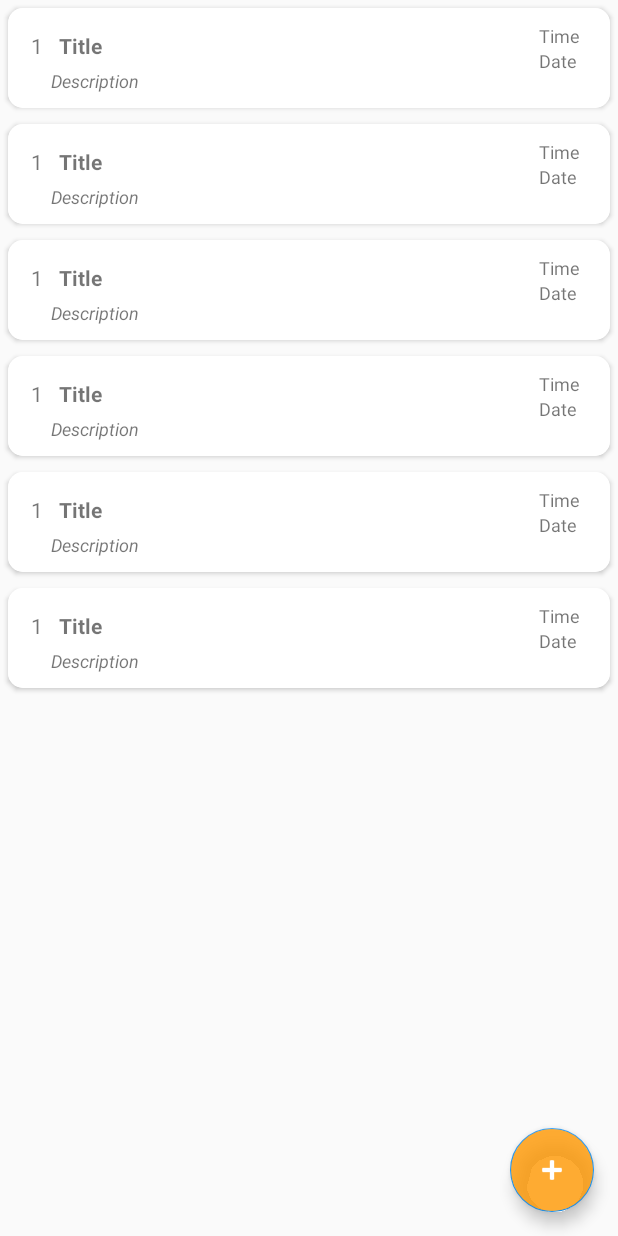
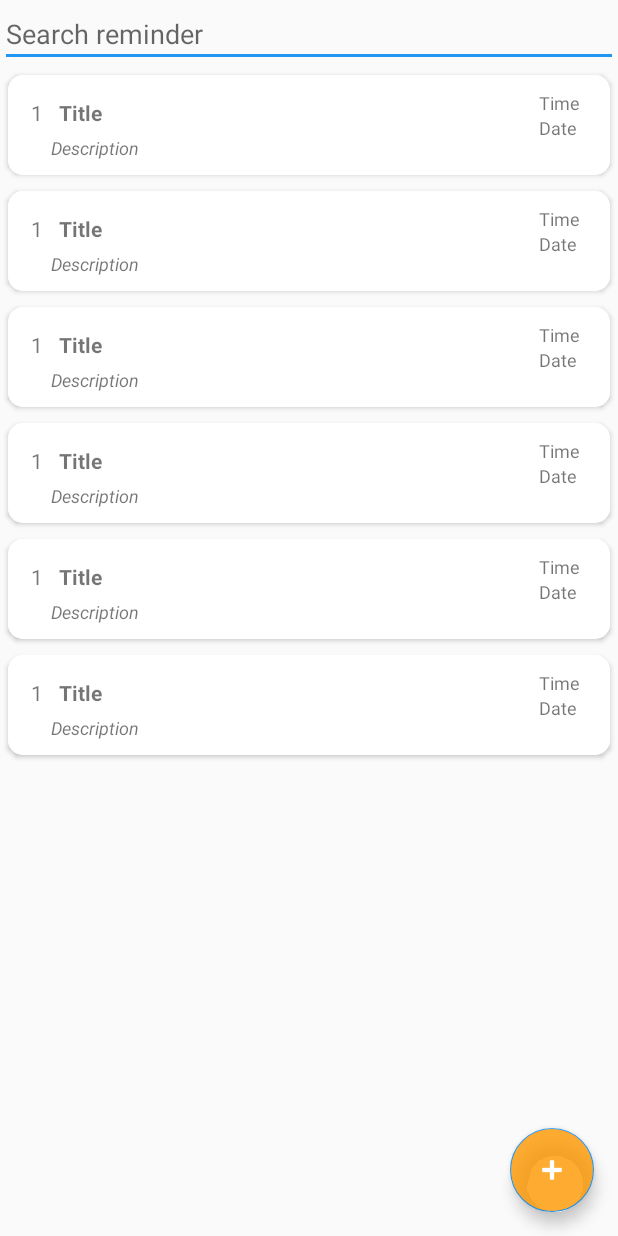
Before and after one commit to snehamadda/android-kotlin-reminder, an Android app: the layout activity_main.xml on its own in the app's theme, with its tools: preview values and no code run, on a phone screen of 412 x 824 dp. Run offline under Robolectric (Android 15) with nearby library versions, the light colour scheme and no system bars.

Commit message:
Add search reminders

```diff
--- a/app/src/main/java/com/geeklabs/remindme/models/Reminder.kt
+++ b/app/src/main/java/com/geeklabs/remindme/models/Reminder.kt
@@ -3,7 +3,7 @@ package com.geeklabs.remindme.models
 import java.io.Serializable
 
 data class Reminder(
-    var id: Int = 0,
+    var id: Long = 0,
     var title: String = " ",
     var description: String = " ",
     var time: String = " ",
--- a/app/src/main/java/com/geeklabs/remindme/services/ReminderService.kt
+++ b/app/src/main/java/com/geeklabs/remindme/services/ReminderService.kt
@@ -60,7 +60,7 @@ class ReminderService : Service() {
 
         Log.d("ReminderService", "showAlarmNotification called")
 
-        createNotificationChannel(reminder.id)
+        createNotificationChannel(reminder.id.toInt())
         // build notification
         val builder = NotificationCompat.Builder(this, reminder.id.toString())
             .setSmallIcon(R.drawable.remind_me_logo) //set icon for notification
@@ -84,7 +84,7 @@ class ReminderService : Service() {
 
         // Add as notification
         val manager = getSystemService(Context.NOTIFICATION_SERVICE) as NotificationManager
-        manager.notify(reminder.id, notification)
+        manager.notify(reminder.id.toInt(), notification)
 
     }
 
--- a/app/src/main/res/layout/activity_main.xml
+++ b/app/src/main/res/layout/activity_main.xml
@@ -7,13 +7,23 @@
     app:layout_behavior="@string/appbar_scrolling_view_behavior"
     tools:showIn="@layout/activity_main">
 
+    <EditText
+        android:id="@+id/searchET"
+        android:layout_width="match_parent"
+        android:layout_height="wrap_content"
+        android:hint="@string/search_reminder"
+        android:imeOptions="actionSearch"
+        android:importantForAutofill="no"
+        android:inputType="text"
+        android:paddingBottom="10dp" />
+
     <androidx.recyclerview.widget.RecyclerView
         android:id="@+id/recycler_view_reminder"
         android:layout_width="match_parent"
         android:layout_height="wrap_content"
+        android:layout_below="@+id/searchET"
         tools:itemCount="10"
         tools:listitem="@layout/item_reminder" />
-
 
     <com.google.android.material.floatingactionbutton.FloatingActionButton
         android:id="@+id/addReminderButton"
--- a/app/src/main/res/values/strings.xml
+++ b/app/src/main/res/values/strings.xml
@@ -11,4 +11,5 @@
     <string name="add_reminder">Add Reminder</string>
     <string name="update">Update</string>
     <string name="delete">Delete</string>
+    <string name="search_reminder">Search reminder</string>
 </resources>
--- a/app/src/main/res/values/styles.xml
+++ b/app/src/main/res/values/styles.xml
@@ -6,6 +6,9 @@
         <item name="colorPrimary">@color/colorPrimary</item>
         <item name="colorPrimaryDark">@color/colorPrimaryDark</item>
         <item name="colorAccent">@color/colorAccent</item>
+
+        <item name="android:windowAnimationStyle">@style/WindowAnimationTransition</item>
+
     </style>
 
     <style name="AppTheme.NoActionBar">
@@ -17,4 +20,9 @@
 
     <style name="AppTheme.PopupOverlay" parent="ThemeOverlay.AppCompat.Light" />
 
+    <style name="WindowAnimationTransition">
+        <item name="android:windowEnterAnimation">@android:anim/fade_in</item>
+        <item name="android:windowExitAnimation">@android:anim/fade_out</item>
+    </style>
+
 </resources>
```
Also changed, not shown: app/src/main/java/com/geeklabs/remindme/activites/AddReminderActivity.kt (+24 -9 lines), app/src/main/java/com/geeklabs/remindme/activites/MainActivity.kt (+37 -2 lines), app/src/main/java/com/geeklabs/remindme/database/DatabaseHandler.kt (+22 -21 lines).
